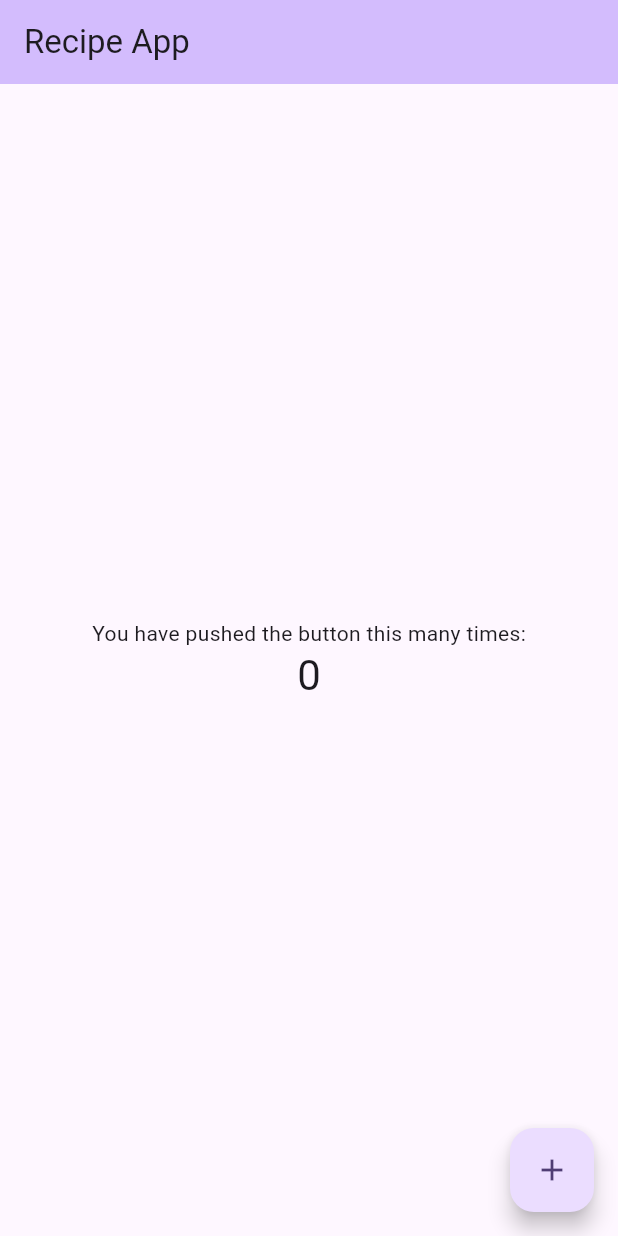
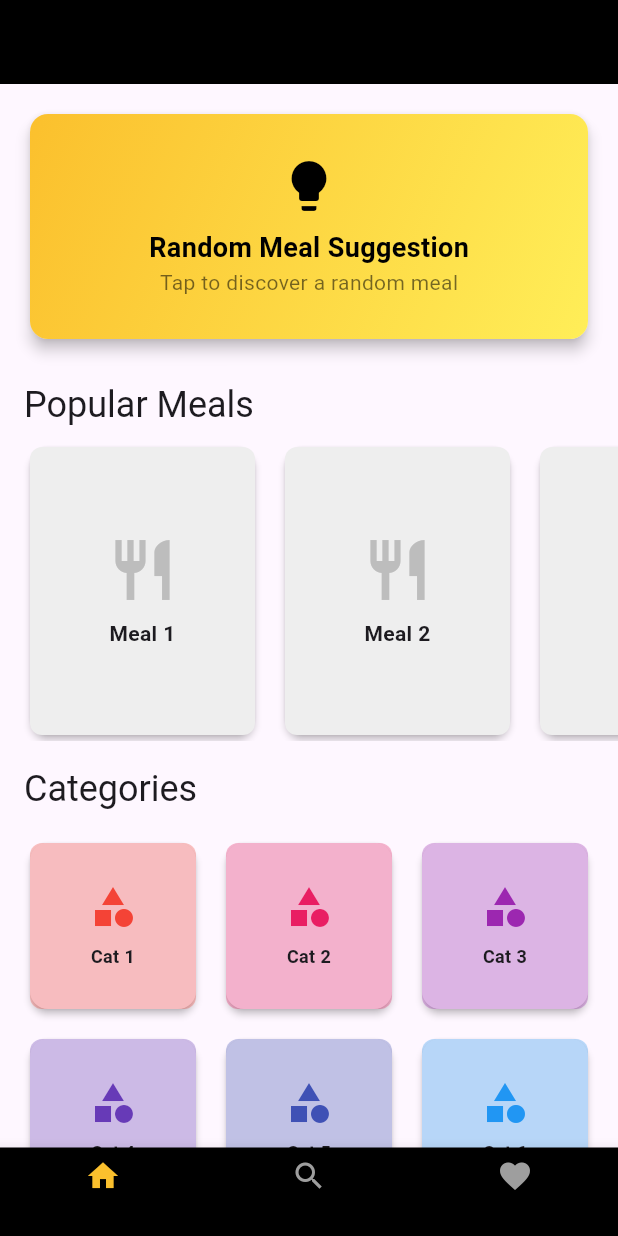
Before and after one commit to mutieta/recipe-app-flutter-e1-nansanna, a Flutter app: the screen it shows after launch, after a tap on "Skip", on a phone screen of 412 x 824 dp. Run offline on Flutter 3.47's test engine with Material 3 defaults, Android fonts, the phone set to English and light mode, and no system bars.

Commit message:
adding homepage

```diff
--- a/lib/main.dart
+++ b/lib/main.dart
@@ -1,6 +1,6 @@
 import 'package:flutter/material.dart';
 // 1. Import your onboarding screen file
-import 'package:lab3/screens/onboarding_screen.dart'; // Make sure 'lab3' is your project name
+import 'package:lab3/screens/onboarding_screen.dart'; // Make sure'lab3' is your project name
 
 void main() {
   runApp(const MyApp());
@@ -94,9 +94,7 @@ class _MyHomePageState extends State<MyHomePage> {
           // wireframe for each widget.
           mainAxisAlignment: MainAxisAlignment.center,
           children: <Widget>[
-            const Text(
-              'You have pushed the button this many times:',
-            ),
+            const Text('You have pushed the button this many times:'),
             Text(
               '$_counter',
               style: Theme.of(context).textTheme.headlineMedium,
--- /dev/null
+++ b/lib/screens/homescreen.dart
@@ -0,0 +1,270 @@
+import 'package:flutter/material.dart';
+
+/// Simple home screen with a bottom navigation bar (Home, Explore, Favourite).
+class HomeScreen extends StatefulWidget {
+  const HomeScreen({super.key});
+
+  @override
+  State<HomeScreen> createState() => _HomeScreenState();
+}
+
+class _HomeScreenState extends State<HomeScreen> {
+  int _selectedIndex = 0;
+
+  late final List<Widget> _pages;
+
+  @override
+  void initState() {
+    super.initState();
+    _pages = <Widget>[
+      _buildHomeTab(),
+      _buildExploreTab(),
+      _buildFavouriteTab(),
+    ];
+  }
+
+  /// Home Tab: Popular meals, random suggestion, categories, and areas
+  Widget _buildHomeTab() {
+    return SingleChildScrollView(
+      child: Column(
+        crossAxisAlignment: CrossAxisAlignment.start,
+        children: [
+          // Random Meal Suggestion Card
+          Padding(
+            padding: const EdgeInsets.all(16.0),
+            child: Card(
+              elevation: 4,
+              child: Container(
+                height: 150,
+                decoration: BoxDecoration(
+                  gradient: LinearGradient(
+                    colors: [Colors.yellow[700]!, Colors.yellow[400]!],
+                    begin: Alignment.topLeft,
+                    end: Alignment.bottomRight,
+                  ),
+                  borderRadius: BorderRadius.circular(12),
+                ),
+                child: Center(
+                  child: Column(
+                    mainAxisSize: MainAxisSize.min,
+                    children: const [
+                      Icon(Icons.lightbulb, size: 40, color: Colors.black),
+                      SizedBox(height: 8),
+                      Text(
+                        'Random Meal Suggestion',
+                        style: TextStyle(
+                          fontSize: 18,
+                          fontWeight: FontWeight.bold,
+                          color: Colors.black,
+                        ),
+                      ),
+                      Text(
+                        'Tap to discover a random meal',
+                        style: TextStyle(color: Colors.black54),
+                      ),
+                    ],
+                  ),
+                ),
+              ),
+            ),
+          ),
+
+          // Popular Meals Section
+          Padding(
+            padding: const EdgeInsets.symmetric(horizontal: 16.0, vertical: 8),
+            child: Text(
+              'Popular Meals',
+              style: Theme.of(context).textTheme.headlineSmall,
+            ),
+          ),
+          SizedBox(
+            height: 200,
+            child: ListView(
+              scrollDirection: Axis.horizontal,
+              padding: const EdgeInsets.symmetric(horizontal: 16),
+              children: List.generate(
+                5,
+                (index) => Padding(
+                  padding: const EdgeInsets.only(right: 12),
+                  child: Card(
+                    elevation: 2,
+                    child: Container(
+                      width: 150,
+                      decoration: BoxDecoration(
+                        borderRadius: BorderRadius.circular(8),
+                        color: Colors.grey[200],
+                      ),
+                      child: Column(
+                        mainAxisAlignment: MainAxisAlignment.center,
+                        children: [
+                          Icon(Icons.restaurant, size: 48, color: Colors.grey[400]),
+                          const SizedBox(height: 8),
+                          Text(
+                            'Meal ${index + 1}',
+                            textAlign: TextAlign.center,
+                            style: const TextStyle(fontWeight: FontWeight.bold),
+                          ),
+                        ],
+                      ),
+                    ),
+                  ),
+                ),
+              ),
+            ),
+          ),
+
+          // Categories Section
+          Padding(
+            padding: const EdgeInsets.symmetric(horizontal: 16.0, vertical: 16),
+            child: Text(
+              'Categories',
+              style: Theme.of(context).textTheme.headlineSmall,
+            ),
+          ),
+          Padding(
+            padding: const EdgeInsets.symmetric(horizontal: 16.0),
+            child: GridView.count(
+              crossAxisCount: 3,
+              shrinkWrap: true,
+              physics: const NeverScrollableScrollPhysics(),
+              mainAxisSpacing: 12,
+              crossAxisSpacing: 12,
+              children: List.generate(
+                6,
+                (index) => Card(
+                  elevation: 2,
+                  child: Container(
+                    decoration: BoxDecoration(
+                      borderRadius: BorderRadius.circular(8),
+                      color: Colors.primaries[index % Colors.primaries.length].withOpacity(0.3),
+                    ),
+                    child: Column(
+                      mainAxisAlignment: MainAxisAlignment.center,
+                      children: [
+                        Icon(
+                          Icons.category,
+                          size: 32,
+                          color: Colors.primaries[index % Colors.primaries.length],
+                        ),
+                        const SizedBox(height: 8),
+                        Text(
+                          'Cat ${index + 1}',
+                          textAlign: TextAlign.center,
+                          style: const TextStyle(
+                            fontSize: 12,
+                            fontWeight: FontWeight.bold,
+                          ),
+                        ),
+                      ],
+                    ),
+                  ),
+                ),
+              ),
+            ),
+          ),
+
+          // Areas Section
+          Padding(
+            padding: const EdgeInsets.symmetric(horizontal: 16.0, vertical: 16),
+            child: Text(
+              'Areas',
+              style: Theme.of(context).textTheme.headlineSmall,
+            ),
+          ),
+          SizedBox(
+            height: 120,
+            child: ListView(
+              scrollDirection: Axis.horizontal,
+              padding: const EdgeInsets.symmetric(horizontal: 16),
+              children: List.generate(
+                6,
+                (index) => Padding(
+                  padding: const EdgeInsets.only(right: 12),
+                  child: Chip(
+                    avatar: Icon(Icons.location_on, size: 18, color: Colors.primaries[index % Colors.primaries.length]),
+                    label: Text('Area ${index + 1}'),
+                    backgroundColor: Colors.primaries[index % Colors.primaries.length].withOpacity(0.2),
+                    onDeleted: null,
+                  ),
+                ),
+              ),
+            ),
+          ),
+          const SizedBox(height: 20),
+        ],
+      ),
+    );
+  }
+
+  /// Explore Tab: Placeholder for meal search/filter
+  Widget _buildExploreTab() {
+    return Center(
+      child: Column(
+        mainAxisAlignment: MainAxisAlignment.center,
+        children: [
+          Icon(Icons.explore, size: 64, color: Colors.yellow[700]),
+          const SizedBox(height: 16),
+          const Text(
+            'Explore Meals',
+            style: TextStyle(fontSize: 20, fontWeight: FontWeight.bold),
+          ),
+          const SizedBox(height: 8),
+          const Text('Search and filter by ingredients, cuisine, and more'),
+        ],
+      ),
+    );
+  }
+
+  /// Favourite Tab: Placeholder for saved meals
+  Widget _buildFavouriteTab() {
+    return Center(
+      child: Column(
+        mainAxisAlignment: MainAxisAlignment.center,
+        children: [
+          Icon(Icons.favorite, size: 64, color: Colors.red[400]),
+          const SizedBox(height: 16),
+          const Text(
+            'Favourite Meals',
+            style: TextStyle(fontSize: 20, fontWeight: FontWeight.bold),
+          ),
+          const SizedBox(height: 8),
+          const Text('Your saved favourite meals will appear here'),
+        ],
+      ),
+    );
+  }
+
+  void _onItemTapped(int index) {
+    setState(() {
+      _selectedIndex = index;
+    });
+  }
+
+  @override
+  Widget build(BuildContext context) {
+    return Scaffold(
+      appBar: AppBar(
+        title: const Text('Recipe App'),
+        backgroundColor: Colors.black,
+        foregroundColor: Colors.black,
+      ),
+      body: IndexedStack(index: _selectedIndex, children: _pages),
+      bottomNavigationBar: BottomNavigationBar(
+        items: const <BottomNavigationBarItem>[
+          BottomNavigationBarItem(icon: Icon(Icons.home), label: ''),
+          BottomNavigationBarItem(icon: Icon(Icons.search), label: ''),
+          BottomNavigationBarItem(
+            icon: Icon(Icons.favorite),
+            label: '',
+          ),
+        ],
+        currentIndex: _selectedIndex,
+        selectedItemColor: Colors.yellow[700],
+        unselectedItemColor: Colors.grey,
+        onTap: _onItemTapped,
+        backgroundColor: Colors.black,
+        showUnselectedLabels: true,
+      ),
+    );
+  }
+}
--- a/lib/screens/onboarding_screen.dart
+++ b/lib/screens/onboarding_screen.dart
@@ -1,5 +1,6 @@
 import 'package:flutter/material.dart';
-import 'package:lab3/main.dart';
+import 'package:flutter/services.dart';
+import 'package:lab3/screens/homescreen.dart';
 
 class OnboardingScreen extends StatefulWidget {
   const OnboardingScreen({super.key});
@@ -20,6 +21,29 @@ class _OnboardingScreenState extends State<OnboardingScreen> {
     'assets/images/onboarding2.png',
     'assets/images/onboarding3.png',
   ];
+
+  @override
+  void initState() {
+    super.initState();
+    // Diagnostic: print the AssetManifest at startup so we can see which assets
+    // were bundled into the app. This helps verify whether the images were
+    // included and what their keys are.
+    rootBundle
+        .loadString('AssetManifest.json')
+        .then((manifest) {
+          debugPrint('--- AssetManifest.json ---');
+          // Print only entries related to onboarding to avoid noisy output
+          final lines = manifest.split('\n');
+          for (final line in lines) {
+            if (line.contains('onboarding')) debugPrint(line);
+          }
+          debugPrint('--- end manifest ---');
+        })
+        .catchError((e) {
+          debugPrint('Could not read AssetManifest.json: $e');
+        });
+  }
+
   @override
   Widget build(BuildContext context) {
     return Scaffold(
@@ -40,10 +64,7 @@ class _OnboardingScreenState extends State<OnboardingScreen> {
                         onPressed: _finishOnboarding,
                         child: const Text(
                           "Skip",
-                          style: TextStyle(
-                            fontSize: 16,
-                            color: Colors.grey,
-                          )
+                          style: TextStyle(fontSize: 16, color: Colors.grey),
                         ),
                       ),
               ),
@@ -146,8 +167,8 @@ class _OnboardingScreenState extends State<OnboardingScreen> {
   }
 
   void _finishOnboarding() {
-    Navigator.of(context).pushReplacement(
-      MaterialPageRoute(builder: (_) => const MyHomePage(title: 'Recipe App')),
-    );
+    Navigator.of(
+      context,
+    ).pushReplacement(MaterialPageRoute(builder: (_) => const HomeScreen()));
   }
 }
```
